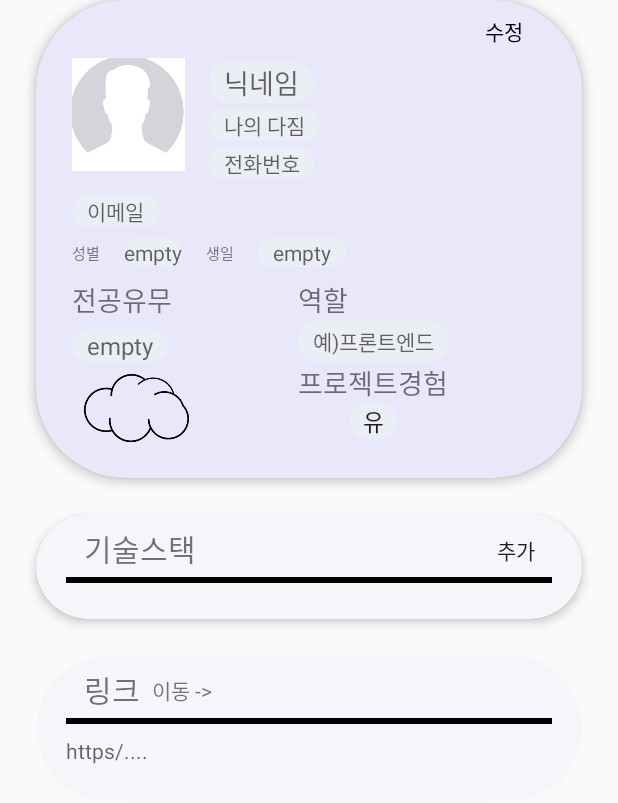
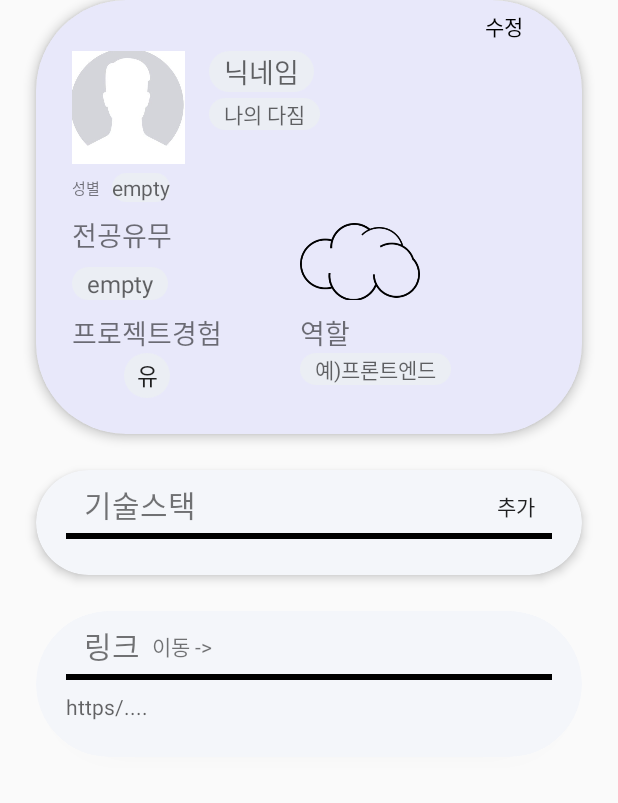
Before and after one commit to YooGyeongMo/Be_New_final, an Android app: the layout fragment_profile_detail.xml on its own in the app's theme, with its tools: preview values and no code run, on a phone screen of 412 x 824 dp. Shown: the top 803 px of the screen. Run offline under Robolectric (Android 15) with nearby library versions, the phone set to English and light mode, and no system bars.

Commit message:
프로필카드 수정

```diff
--- a/FrontTeamCode/app/src/main/java/com/gmlab/team_benew/main/mypage/putMypageEmailData.kt
+++ b/FrontTeamCode/app/src/main/java/com/gmlab/team_benew/main/mypage/putMypageEmailData.kt
@@ -5,4 +5,8 @@ import com.google.gson.annotations.SerializedName
 data class putMypageEmailData(
     @SerializedName("email")
     val email: String
-)
+){
+    override fun toString() : String{
+        return "email=$email"
+    }
+}
--- a/FrontTeamCode/app/src/main/java/com/gmlab/team_benew/main/mypage/putMypageEmailRequest.kt
+++ b/FrontTeamCode/app/src/main/java/com/gmlab/team_benew/main/mypage/putMypageEmailRequest.kt
@@ -12,5 +12,5 @@ interface putMypageEmailRequest {
         @Header("Authorization") token: String,
         @Path("id") memberId: Int,
         @Body request: putMypageEmailData
-    ): Call<Boolean>
+    ): Call<String>
 }
--- a/FrontTeamCode/app/src/main/res/layout/fragment_profile_detail.xml
+++ b/FrontTeamCode/app/src/main/res/layout/fragment_profile_detail.xml
@@ -116,21 +116,6 @@
                     android:layout_height="match_parent">
 
                     <EditText
-                        android:id="@+id/et_profilecardDetail_email"
-                        android:layout_width="wrap_content"
-                        android:layout_height="wrap_content"
-                        android:layout_marginTop="16dp"
-                        android:background="@drawable/draw_profilecard_detail_textbox"
-                        android:gravity="start|center_vertical"
-                        android:hint="이메일"
-                        android:inputType="textEmailAddress"
-                        android:paddingStart="10dp"
-                        android:paddingEnd="10dp"
-                        android:textSize="14sp"
-                        app:layout_constraintStart_toStartOf="@+id/imgb_profilecardDetail_picture"
-                        app:layout_constraintTop_toBottomOf="@+id/imgb_profilecardDetail_picture" />
-
-                    <EditText
                         android:id="@+id/et_profilecardDetail_introduce"
                         android:layout_width="wrap_content"
                         android:layout_height="wrap_content"
@@ -139,6 +124,7 @@
                         android:gravity="start|center_vertical"
                         android:hint="나의 다짐"
                         android:inputType="text"
+                        android:maxLength="13"
                         android:paddingStart="10dp"
                         android:paddingEnd="10dp"
                         android:textSize="14sp"
@@ -151,16 +137,14 @@
                         android:layout_height="wrap_content"
                         android:layout_marginStart="16dp"
                         android:background="@drawable/draw_profilecard_detail_textbox"
+                        android:hint="닉네임"
                         android:gravity="start|center_vertical"
-                        android:hint="닉네임"
                         android:inputType="text"
-                        android:maxLength="10"
+                        android:maxLength="8"
                         android:paddingStart="10dp"
                         android:paddingEnd="10dp"
-                        app:layout_constraintBottom_toBottomOf="parent"
                         app:layout_constraintStart_toEndOf="@+id/imgb_profilecardDetail_picture"
-                        app:layout_constraintTop_toTopOf="@+id/imgb_profilecardDetail_picture"
-                        app:layout_constraintVertical_bias="0.00999999" />
+                        app:layout_constraintTop_toTopOf="@+id/imgb_profilecardDetail_picture" />
 
                     <ImageButton
                         android:id="@+id/imgb_profilecardDetail_picture"
@@ -179,115 +163,79 @@
                         app:srcCompat="@drawable/profilecard_detail_default" />
 
                     <TextView
-                        android:id="@+id/tv_profilecardDetail_birthdayLabel"
-                        android:layout_width="wrap_content"
-                        android:layout_height="wrap_content"
-                        android:layout_marginStart="16dp"
-                        android:text="생일"
-                        android:textSize="10sp"
-                        app:layout_constraintBottom_toBottomOf="@+id/tv_profilecardDetail_genderLabel"
-                        app:layout_constraintStart_toEndOf="@+id/tv_profilecardDetail_gender"
-                        app:layout_constraintTop_toTopOf="@+id/tv_profilecardDetail_genderLabel" />
-
-                    <TextView
                         android:id="@+id/tv_profilecardDetail_genderLabel"
                         android:layout_width="wrap_content"
                         android:layout_height="wrap_content"
+                        android:layout_marginTop="8dp"
                         android:text="성별"
                         android:textSize="10sp"
-                        app:layout_constraintBottom_toBottomOf="parent"
                         app:layout_constraintEnd_toEndOf="parent"
                         app:layout_constraintHorizontal_bias="0.0"
-                        app:layout_constraintStart_toStartOf="@+id/et_profilecardDetail_email"
-                        app:layout_constraintTop_toBottomOf="@+id/et_profilecardDetail_email"
-                        app:layout_constraintVertical_bias="0.060000002" />
+                        app:layout_constraintStart_toStartOf="@+id/imgb_profilecardDetail_picture"
+                        app:layout_constraintTop_toBottomOf="@+id/imgb_profilecardDetail_picture" />
 
                     <TextView
                         android:id="@+id/tv_profilecardDetail_gender"
                         android:layout_width="wrap_content"
                         android:layout_height="wrap_content"
-                        android:layout_marginStart="16dp"
+                        android:layout_marginStart="8dp"
                         android:background="@drawable/draw_profilecard_detail_textbox"
+                        android:gravity="center"
                         android:hint="empty"
-                        android:gravity="center"
                         app:layout_constraintBottom_toBottomOf="@+id/tv_profilecardDetail_genderLabel"
                         app:layout_constraintStart_toEndOf="@+id/tv_profilecardDetail_genderLabel"
                         app:layout_constraintTop_toTopOf="@+id/tv_profilecardDetail_genderLabel"
                         app:layout_constraintVertical_bias="0.5" />
 
                     <TextView
-                        android:id="@+id/tv_profilecardDetail_birthday"
-                        android:layout_width="wrap_content"
-                        android:layout_height="wrap_content"
-                        android:layout_marginStart="16dp"
-                        android:background="@drawable/draw_profilecard_detail_textbox"
-                        android:hint="empty"
-                        android:gravity="start|center_vertical"
-                        android:paddingStart="10dp"
-                        android:paddingEnd="10dp"
-                        app:layout_constraintBottom_toBottomOf="@+id/tv_profilecardDetail_genderLabel"
-                        app:layout_constraintStart_toEndOf="@+id/tv_profilecardDetail_birthdayLabel"
-                        app:layout_constraintTop_toTopOf="@+id/tv_profilecardDetail_genderLabel" />
-
-                    <TextView
                         android:id="@+id/tv_profileDetail_projectExperienceLabel"
                         android:layout_width="0dp"
                         android:layout_height="wrap_content"
+                        android:layout_marginTop="8dp"
                         android:text="프로젝트경험"
                         android:textSize="18sp"
-                        app:layout_constraintStart_toStartOf="@+id/et_profilecardDetail_role"
-                        app:layout_constraintTop_toBottomOf="@+id/et_profilecardDetail_role" />
+                        app:layout_constraintStart_toStartOf="@+id/tv_profilecardDetail_major"
+                        app:layout_constraintTop_toBottomOf="@+id/tv_profilecardDetail_major" />
 
                     <Spinner
                         android:id="@+id/spn_profilecardDetail_projectExperience"
                         android:layout_width="wrap_content"
-                        android:layout_height="wrap_content"
+                        android:layout_height="30dp"
+                        android:layout_marginBottom="24dp"
                         android:background="@drawable/draw_profilecard_detail_textbox"
                         android:entries="@array/profilecardDetail_projectExperience"
                         android:gravity="center"
+                        app:layout_constraintBottom_toBottomOf="parent"
                         app:layout_constraintEnd_toEndOf="@+id/tv_profileDetail_projectExperienceLabel"
                         app:layout_constraintStart_toEndOf="@+id/tv_profileDetail_projectExperienceLabel"
                         app:layout_constraintStart_toStartOf="@+id/tv_profileDetail_projectExperienceLabel"
-                        app:layout_constraintTop_toBottomOf="@+id/tv_profileDetail_projectExperienceLabel" />
+                        app:layout_constraintTop_toBottomOf="@+id/tv_profileDetail_projectExperienceLabel"
+                        app:layout_constraintVertical_bias="0.0" />
 
                     <TextView
                         android:id="@+id/tv_profilecardDetail_role"
                         android:layout_width="wrap_content"
                         android:layout_height="wrap_content"
-                        android:layout_marginStart="84dp"
+                        android:layout_marginStart="52dp"
                         android:text="역할"
                         android:textSize="18sp"
-                        app:layout_constraintStart_toEndOf="@+id/tv_profilecardDetail_majorLabel"
-                        app:layout_constraintTop_toTopOf="@+id/tv_profilecardDetail_majorLabel" />
+                        app:layout_constraintStart_toEndOf="@+id/tv_profileDetail_projectExperienceLabel"
+                        app:layout_constraintTop_toTopOf="@+id/tv_profileDetail_projectExperienceLabel" />
 
                     <EditText
                         android:id="@+id/et_profilecardDetail_role"
-                        android:layout_width="0dp"
+                        android:layout_width="wrap_content"
                         android:layout_height="wrap_content"
                         android:background="@drawable/draw_profilecard_detail_textbox"
                         android:gravity="start|center_vertical"
                         android:hint="예)프론트엔드"
                         android:inputType="text"
+                        android:maxLength="10"
                         android:paddingStart="10dp"
-                        android:paddingTop="3dp"
                         android:paddingEnd="10dp"
-                        android:paddingBottom="3dp"
                         android:textSize="14dp"
                         app:layout_constraintStart_toStartOf="@+id/tv_profilecardDetail_role"
                         app:layout_constraintTop_toBottomOf="@+id/tv_profilecardDetail_role" />
-
-                    <TextView
-                        android:id="@+id/tv_profilecardDetail_phone"
-                        android:layout_width="wrap_content"
-                        android:layout_height="wrap_content"
-                        android:layout_marginTop="4dp"
-                        android:background="@drawable/draw_profilecard_detail_textbox"
-                        android:hint="전화번호"
-                        android:gravity="start|center_vertical"
-                        android:paddingStart="10dp"
-                        android:paddingEnd="10dp"
-                        app:layout_constraintStart_toStartOf="@+id/et_profilecardDetail_nickname"
-                        app:layout_constraintTop_toBottomOf="@+id/et_profilecardDetail_introduce" />
 
                     <android.widget.Button
                         android:id="@+id/btn_profilecardDetail_modify"
@@ -303,17 +251,13 @@
 
                     <ImageView
                         android:id="@+id/imgv_profiledetail_peer"
-                        android:layout_width="70dp"
+                        android:layout_width="80dp"
                         android:layout_height="wrap_content"
-                        android:layout_marginStart="8dp"
-                        android:layout_marginTop="8dp"
-                        android:layout_marginBottom="24dp"
                         android:adjustViewBounds="true"
                         android:scaleType="centerCrop"
-                        app:layout_constraintBottom_toBottomOf="parent"
-                        app:layout_constraintStart_toStartOf="@+id/tv_profilecardDetail_major"
-                        app:layout_constraintTop_toBottomOf="@+id/tv_profilecardDetail_major"
-                        app:layout_constraintVertical_bias="0.0"
+                        app:layout_constraintBottom_toBottomOf="@+id/tv_profilecardDetail_major"
+                        app:layout_constraintStart_toEndOf="@+id/tv_profilecardDetail_majorLabel"
+                        app:layout_constraintStart_toStartOf="@+id/tv_profilecardDetail_role"
                         app:srcCompat="@drawable/profilecard_detail_peer40_59" />
 
                     <TextView
@@ -330,14 +274,15 @@
                         android:id="@+id/tv_profilecardDetail_major"
                         android:layout_width="wrap_content"
                         android:layout_height="wrap_content"
+                        android:layout_marginTop="8dp"
                         android:background="@drawable/draw_profilecard_detail_textbox"
                         android:gravity="start|center_vertical"
                         android:hint="empty"
                         android:paddingStart="10dp"
                         android:paddingEnd="10dp"
                         android:textSize="16sp"
-                        app:layout_constraintBottom_toBottomOf="@+id/et_profilecardDetail_role"
-                        app:layout_constraintStart_toStartOf="@+id/tv_profilecardDetail_majorLabel" />
+                        app:layout_constraintStart_toStartOf="@+id/tv_profilecardDetail_majorLabel"
+                        app:layout_constraintTop_toBottomOf="@+id/tv_profilecardDetail_majorLabel" />
 
                 </androidx.constraintlayout.widget.ConstraintLayout>
             </androidx.cardview.widget.CardView>
```
Also changed, not shown: FrontTeamCode/app/src/main/java/com/gmlab/team_benew/main/mypage/MypageFragment.kt (+4 -4 lines), FrontTeamCode/app/src/main/java/com/gmlab/team_benew/profile/ProfileDetailFragment.kt (+34 -16 lines).
